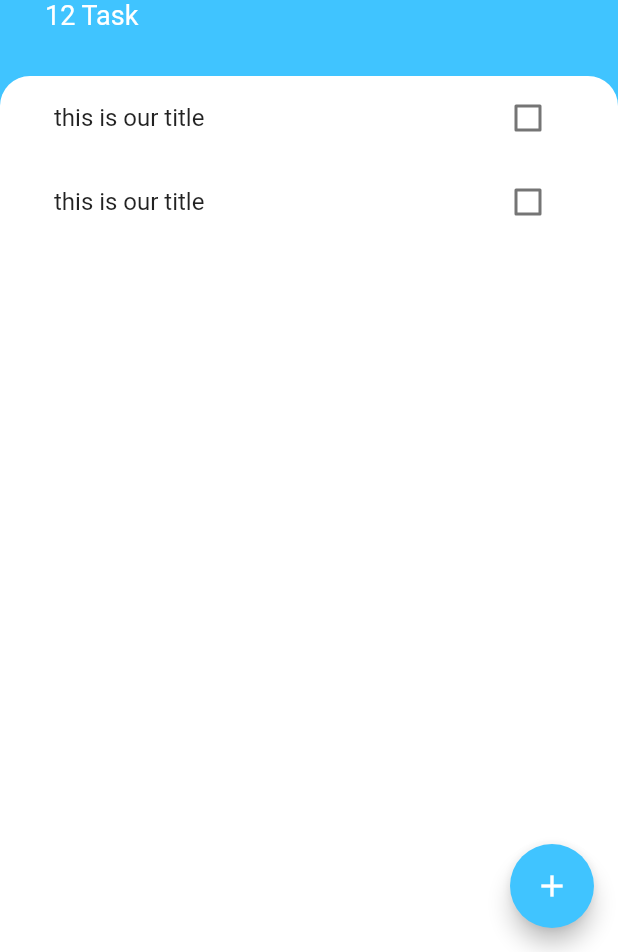
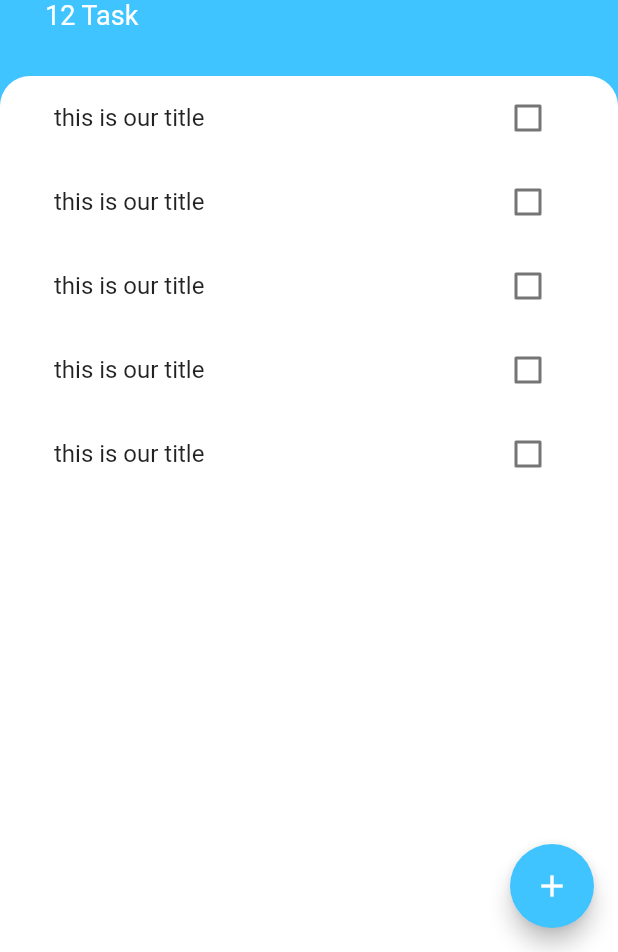
Before and after one commit to sagarannaldas/todo_list_flutter, a Flutter app: the screen it shows after launch, on a phone screen of 412 x 824 dp, the part 284-1236 px from its top. Run offline on Flutter 3.47's test engine with Material 2 defaults, Android fonts, the phone set to English and light mode, and no system bars.

Commit message:
1. Created task list design and added call back function in task_tile.dart

```diff
--- a/lib/screens/add_task_screen.dart
+++ b/lib/screens/add_task_screen.dart
@@ -6,9 +6,9 @@ class AddTaskScreen extends StatelessWidget {
   @override
   Widget build(BuildContext context) {
     return Container(
-      padding: const EdgeInsets.symmetric(vertical: 20.0, horizontal: 20.0),
       color: const Color(0xff757575),
       child: Container(
+        padding: const EdgeInsets.symmetric(vertical: 20.0, horizontal: 20.0),
         decoration: const BoxDecoration(
           color: Colors.white,
           borderRadius: BorderRadius.only(
--- a/lib/widgets/task_tile.dart
+++ b/lib/widgets/task_tile.dart
@@ -1,13 +1,50 @@
+import 'dart:ui';
+
 import 'package:flutter/material.dart';
 
-class TaskTile extends StatelessWidget {
+class TaskTile extends StatefulWidget {
   const TaskTile({super.key});
+
+  @override
+  State<TaskTile> createState() => _TaskTileState();
+}
+
+class _TaskTileState extends State<TaskTile> {
+  bool isChecked = false;
 
   @override
   Widget build(BuildContext context) {
     return ListTile(
-      title: Text('this is our title'),
-      trailing: Checkbox(value: false, onChanged: (onChanged) {}),
+      title: Text(
+        'this is our title',
+        style: TextStyle(
+            decoration: isChecked ? TextDecoration.lineThrough : null),
+      ),
+      trailing: TaskCheckBox(
+        checkBoxState: isChecked,
+        toggleCheckBox: (bool checkboxState) {
+          setState(() {
+            isChecked = checkboxState;
+          });
+        },
+      ),
     );
   }
 }
+
+class TaskCheckBox extends StatelessWidget {
+  final bool checkBoxState;
+  final Function toggleCheckBox;
+  const TaskCheckBox(
+      {super.key, required this.checkBoxState, required this.toggleCheckBox});
+  @override
+  Widget build(BuildContext context) {
+    return Checkbox(
+      value: checkBoxState,
+      activeColor: Colors.lightBlueAccent,
+      onChanged: (newValue) {
+        toggleCheckBox(newValue);
+      },
+    );
+  }
+}
--- a/lib/widgets/tasks_list.dart
+++ b/lib/widgets/tasks_list.dart
@@ -7,12 +7,12 @@ class TasksList extends StatelessWidget {
   @override
   Widget build(BuildContext context) {
     return ListView(
-      children: [
+      children: const [
         TaskTile(),
-        ListTile(
-          title: Text('this is our title'),
-          trailing: Checkbox(value: false, onChanged: (onChanged) {}),
-        ),
+        TaskTile(),
+        TaskTile(),
+        TaskTile(),
+        TaskTile(),
       ],
     );
   }
```
